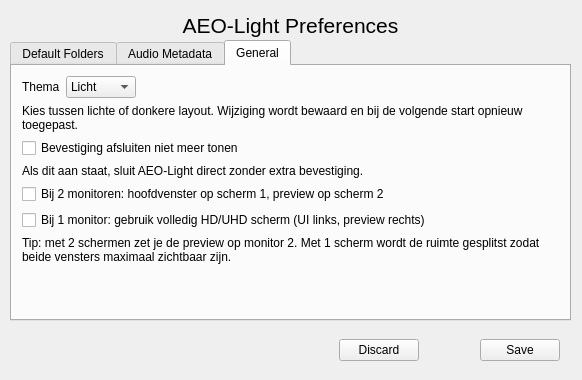
First picture: the form in preferencesdialog.ui, repository stoefer/aeo-light, before the edit.
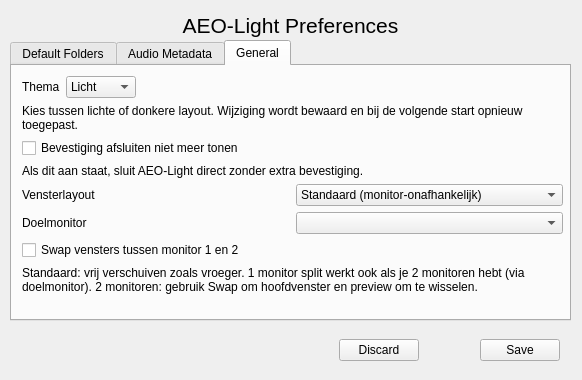
Second picture: the form after the edit. The open tabs and pages were chosen to show the change.

Commit message: Add flexible monitor layout modes and File menu exit action

The edit to the form file:
```diff
--- a/preferencesdialog.ui
+++ b/preferencesdialog.ui
@@ -390,23 +390,60 @@
        </widget>
       </item>
       <item>
-       <widget class="QCheckBox" name="dualScreenLayoutCheckBox">
-        <property name="text">
-         <string>Bij 2 monitoren: hoofdvenster op scherm 1, preview op scherm 2</string>
-        </property>
-       </widget>
+       <layout class="QHBoxLayout" name="windowLayoutModeLayout">
+        <item>
+         <widget class="QLabel" name="windowLayoutModeLabel">
+          <property name="text">
+           <string>Vensterlayout</string>
+          </property>
+         </widget>
+        </item>
+        <item>
+         <widget class="QComboBox" name="windowLayoutModeComboBox">
+          <item>
+           <property name="text">
+            <string>Standaard (monitor-onafhankelijk)</string>
+           </property>
+          </item>
+          <item>
+           <property name="text">
+            <string>1 monitor split (UI + preview)</string>
+           </property>
+          </item>
+          <item>
+           <property name="text">
+            <string>2 monitoren (gescheiden)</string>
+           </property>
+          </item>
+         </widget>
+        </item>
+       </layout>
       </item>
       <item>
-       <widget class="QCheckBox" name="singleScreenFillCheckBox">
+       <layout class="QHBoxLayout" name="windowLayoutMonitorLayout">
+        <item>
+         <widget class="QLabel" name="windowLayoutMonitorLabel">
+          <property name="text">
+           <string>Doelmonitor</string>
+          </property>
+         </widget>
+        </item>
+        <item>
+         <widget class="QComboBox" name="windowLayoutMonitorComboBox"/>
+        </item>
+       </layout>
+      </item>
+      <item>
+       <widget class="QCheckBox" name="windowLayoutSwapCheckBox">
         <property name="text">
-         <string>Bij 1 monitor: gebruik volledig HD/UHD scherm (UI links, preview rechts)</string>
+         <string>Swap vensters tussen monitor 1 en 2</string>
         </property>
        </widget>
       </item>
       <item>
        <widget class="QLabel" name="windowLayoutHelpLabel">
         <property name="text">
-         <string>Tip: met 2 schermen zet je de preview op monitor 2. Met 1 scherm wordt de ruimte gesplitst zodat beide vensters maximaal zichtbaar zijn.</string>
+         <string>Standaard: vrij verschuiven zoals vroeger. 1 monitor split werkt ook als je 2 monitoren hebt (via doelmonitor). 2 monitoren: gebruik Swap om hoofdvenster en preview om te wisselen.</string>
         </property>
         <property name="wordWrap">
          <bool>true</bool>
```
Left out of the diff: 5 changed lines with no effect on the pictures. The commit also changes 4 other files.
